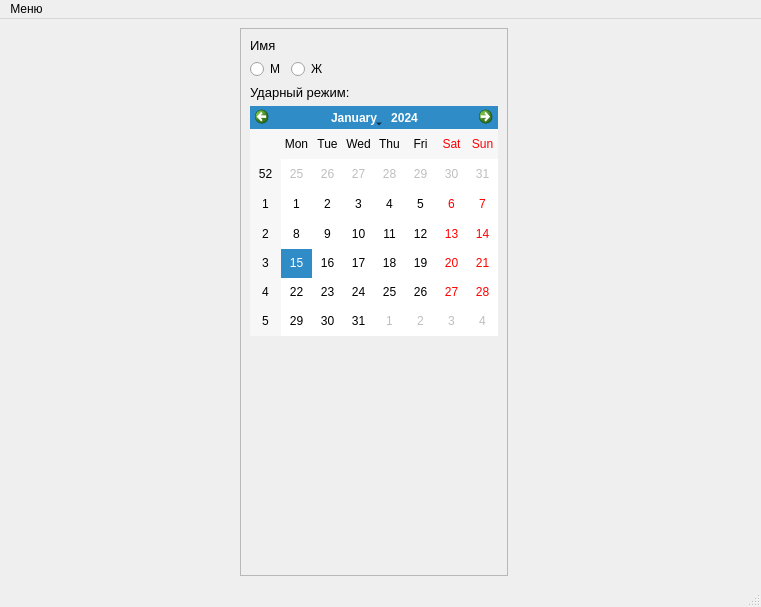
Dianats34559/Double-E, file Data/Ui_files/Profile.ui: the form before one commit.
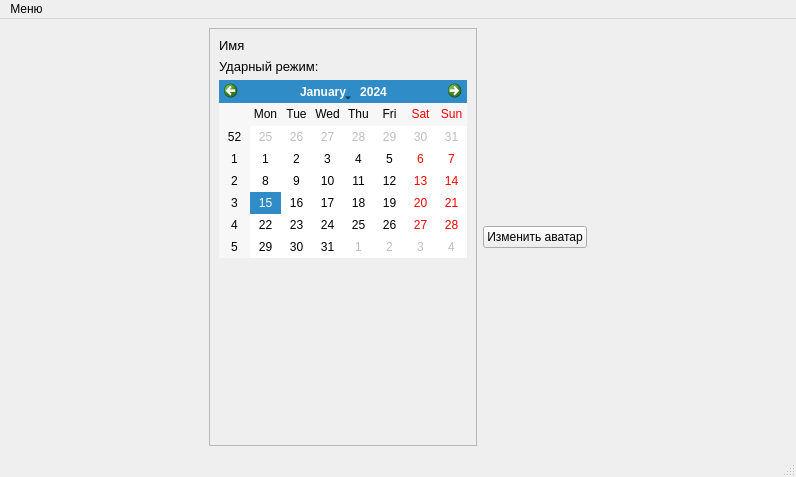
The form after the commit. Icons and pictures are not drawn.

```diff
--- a/Data/Ui_files/Profile.ui
+++ b/Data/Ui_files/Profile.ui
@@ -6,8 +6,8 @@
    <rect>
     <x>0</x>
     <y>0</y>
-    <width>761</width>
-    <height>607</height>
+    <width>796</width>
+    <height>477</height>
    </rect>
   </property>
   <property name="windowTitle">
@@ -53,35 +53,7 @@
         <layout class="QHBoxLayout" name="horizontalLayout_4"/>
        </item>
        <item>
-        <layout class="QHBoxLayout" name="horizontalLayout_3">
-         <item>
-          <widget class="QRadioButton" name="man">
-           <property name="text">
-            <string>М</string>
-           </property>
-          </widget>
-         </item>
-         <item>
-          <widget class="QRadioButton" name="woman">
-           <property name="text">
-            <string>Ж</string>
-           </property>
-          </widget>
-         </item>
-         <item>
-          <spacer name="horizontalSpacer_4">
-           <property name="orientation">
-            <enum>Qt::Horizontal</enum>
-           </property>
-           <property name="sizeHint" stdset="0">
-            <size>
-             <width>40</width>
-             <height>20</height>
-            </size>
-           </property>
-          </spacer>
-         </item>
-        </layout>
+        <layout class="QHBoxLayout" name="horizontalLayout_3"/>
        </item>
        <item>
         <widget class="QLabel" name="label_3">
@@ -136,21 +108,9 @@
        </widget>
       </item>
       <item>
-       <widget class="QLabel" name="label_4">
-        <property name="maximumSize">
-         <size>
-          <width>200</width>
-          <height>200</height>
-         </size>
-        </property>
+       <widget class="QPushButton" name="pushButton">
         <property name="text">
-         <string/>
-        </property>
-        <property name="pixmap">
-         <pixmap>no-profile.png</pixmap>
-        </property>
-        <property name="scaledContents">
-         <bool>true</bool>
+         <string>Изменить аватар</string>
         </property>
        </widget>
       </item>
@@ -183,7 +143,7 @@
     <rect>
      <x>0</x>
      <y>0</y>
-     <width>761</width>
+     <width>796</width>
      <height>26</height>
     </rect>
    </property>
```
Left out of the diff: 8 changed lines with no effect on the pictures.
